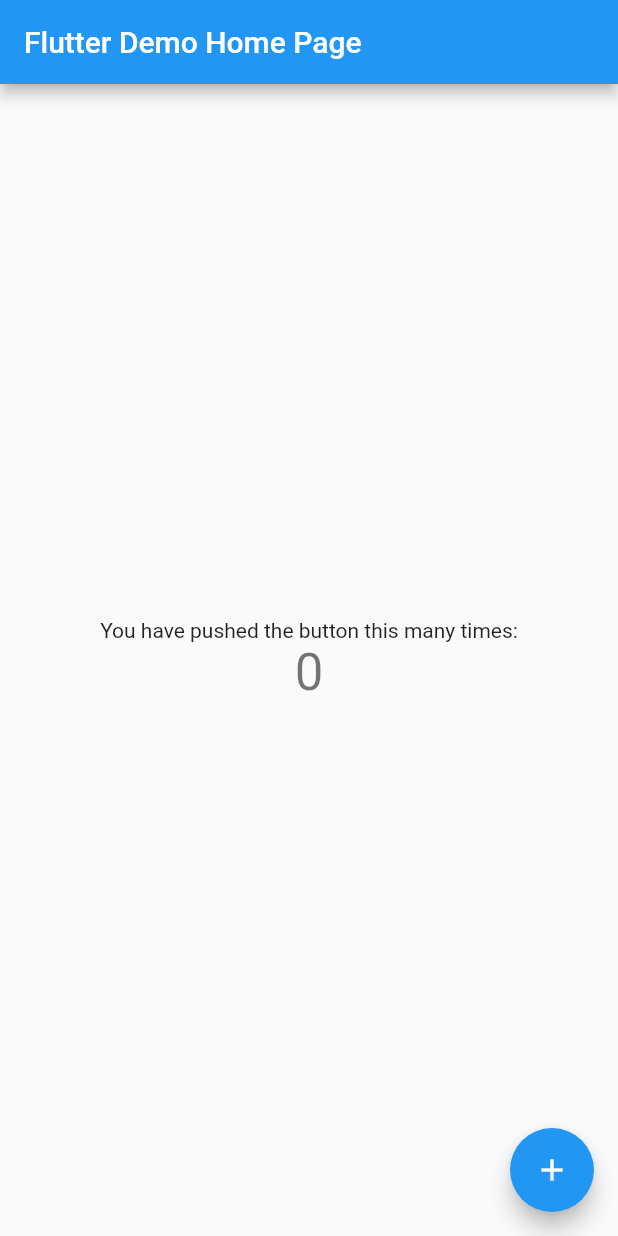
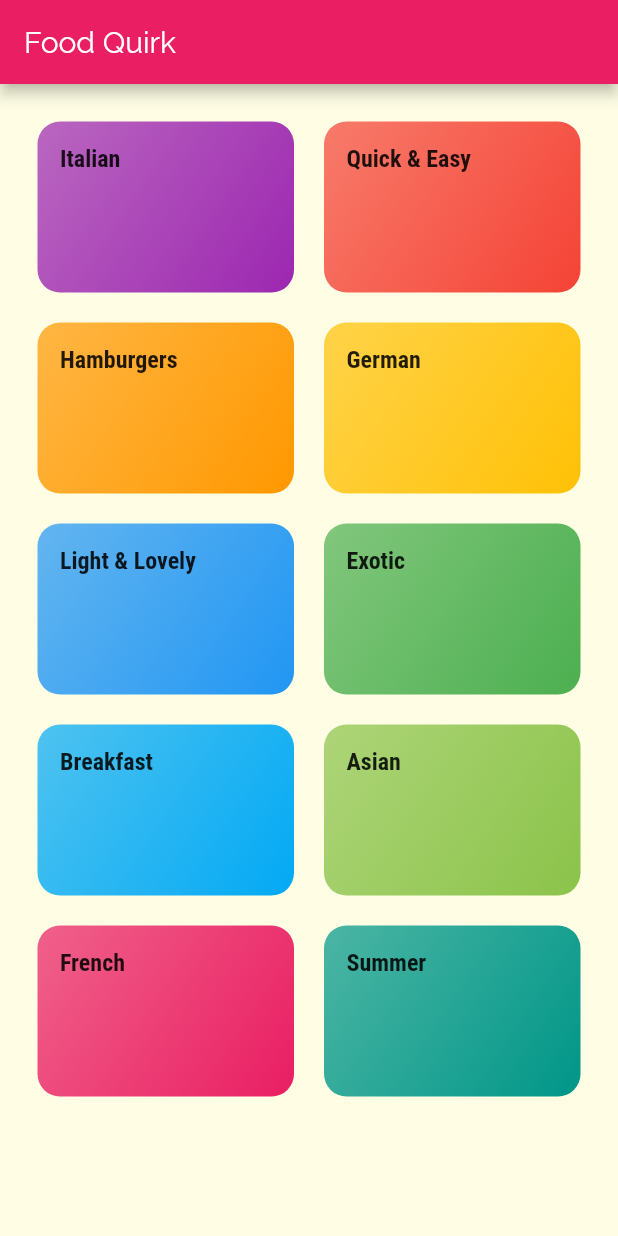
Before and after one commit to surya0180/Food-Blogging-Application, a Flutter app: the screen it shows after launch, on a phone screen of 412 x 824 dp. Run offline on Flutter 3.47's test engine with Material 2 defaults, Android fonts, the phone set to English and light mode, and no system bars.

Commit message:
Completed basic navigation

```diff
--- /dev/null
+++ b/lib/data.dart
@@ -0,0 +1,55 @@
+import 'package:flutter/material.dart';
+import './models/category.dart';
+
+const CATEGORIES = const [
+  Category(
+    id: 'c1',
+    title: 'Italian',
+    color: Colors.purple,
+  ),
+  Category(
+    id: 'c2',
+    title: 'Quick & Easy',
+    color: Colors.red,
+  ),
+  Category(
+    id: 'c3',
+    title: 'Hamburgers',
+    color: Colors.orange,
+  ),
+  Category(
+    id: 'c4',
+    title: 'German',
+    color: Colors.amber,
+  ),
+  Category(
+    id: 'c5',
+    title: 'Light & Lovely',
+    color: Colors.blue,
+  ),
+  Category(
+    id: 'c6',
+    title: 'Exotic',
+    color: Colors.green,
+  ),
+  Category(
+    id: 'c7',
+    title: 'Breakfast',
+    color: Colors.lightBlue,
+  ),
+  Category(
+    id: 'c8',
+    title: 'Asian',
+    color: Colors.lightGreen,
+  ),
+  Category(
+    id: 'c9',
+    title: 'French',
+    color: Colors.pink,
+  ),
+  Category(
+    id: 'c10',
+    title: 'Summer',
+    color: Colors.teal,
+  ),
+];
--- a/lib/main.dart
+++ b/lib/main.dart
@@ -1,113 +1,52 @@
 import 'package:flutter/material.dart';
+import 'screens/categories_screen.dart';
 
-void main() {
-  runApp(MyApp());
-}
+void main() => runApp(MyApp());
 
 class MyApp extends StatelessWidget {
-  // This widget is the root of your application.
   @override
   Widget build(BuildContext context) {
     return MaterialApp(
-      title: 'Flutter Demo',
+      title: 'Food Quirk',
       theme: ThemeData(
-        // This is the theme of your application.
-        //
-        // Try running your application with "flutter run". You'll see the
-        // application has a blue toolbar. Then, without quitting the app, try
-        // changing the primarySwatch below to Colors.green and then invoke
-        // "hot reload" (press "r" in the console where you ran "flutter run",
-        // or simply save your changes to "hot reload" in a Flutter IDE).
-        // Notice that the counter didn't reset back to zero; the application
-        // is not restarted.
-        primarySwatch: Colors.blue,
+        primarySwatch: Colors.pink,
+        accentColor: Colors.amber,
+        canvasColor: Color.fromRGBO(255, 254, 229, 1),
+        fontFamily: 'Raleway',
+        textTheme: ThemeData.light().textTheme.copyWith(
+              body1: TextStyle(
+                color: Color.fromRGBO(20, 51, 51, 1),
+              ),
+              body2: TextStyle(
+                color: Color.fromRGBO(20, 51, 51, 1),
+              ),
+              title: TextStyle(
+                fontSize: 16,
+                fontFamily: 'RobotoCondensed',
+                fontWeight: FontWeight.bold,
+              ),
+            ),
       ),
-      home: MyHomePage(title: 'Flutter Demo Home Page'),
+      home: CategoriesScreen(),
     );
   }
 }
 
 class MyHomePage extends StatefulWidget {
-  MyHomePage({Key key, this.title}) : super(key: key);
-
-  // This widget is the home page of your application. It is stateful, meaning
-  // that it has a State object (defined below) that contains fields that affect
-  // how it looks.
-
-  // This class is the configuration for the state. It holds the values (in this
-  // case the title) provided by the parent (in this case the App widget) and
-  // used by the build method of the State. Fields in a Widget subclass are
-  // always marked "final".
-
-  final String title;
-
   @override
   _MyHomePageState createState() => _MyHomePageState();
 }
 
 class _MyHomePageState extends State<MyHomePage> {
-  int _counter = 0;
-
-  void _incrementCounter() {
-    setState(() {
-      // This call to setState tells the Flutter framework that something has
-      // changed in this State, which causes it to rerun the build method below
-      // so that the display can reflect the updated values. If we changed
-      // _counter without calling setState(), then the build method would not be
-      // called again, and so nothing would appear to happen.
-      _counter++;
-    });
-  }
-
   @override
   Widget build(BuildContext context) {
-    // This method is rerun every time setState is called, for instance as done
-    // by the _incrementCounter method above.
-    //
-    // The Flutter framework has been optimized to make rerunning build methods
-    // fast, so that you can just rebuild anything that needs updating rather
-    // than having to individually change instances of widgets.
     return Scaffold(
       appBar: AppBar(
-        // Here we take the value from the MyHomePage object that was created by
-        // the App.build method, and use it to set our appbar title.
-        title: Text(widget.title),
+        title: Text('Food Quirk'),
       ),
       body: Center(
-        // Center is a layout widget. It takes a single child and positions it
-        // in the middle of the parent.
-        child: Column(
-          // Column is also a layout widget. It takes a list of children and
-          // arranges them vertically. By default, it sizes itself to fit its
-          // children horizontally, and tries to be as tall as its parent.
-          //
-          // Invoke "debug painting" (press "p" in the console, choose the
-          // "Toggle Debug Paint" action from the Flutter Inspector in Android
-          // Studio, or the "Toggle Debug Paint" command in Visual Studio Code)
-          // to see the wireframe for each widget.
-          //
-          // Column has various properties to control how it sizes itself and
-          // how it positions its children. Here we use mainAxisAlignment to
-          // center the children vertically; the main axis here is the vertical
-          // axis because Columns are vertical (the cross axis would be
-          // horizontal).
-          mainAxisAlignment: MainAxisAlignment.center,
-          children: <Widget>[
-            Text(
-              'You have pushed the button this many times:',
-            ),
-            Text(
-              '$_counter',
-              style: Theme.of(context).textTheme.headline4,
-            ),
-          ],
-        ),
+        child: Text('Navigation Time!'),
       ),
-      floatingActionButton: FloatingActionButton(
-        onPressed: _incrementCounter,
-        tooltip: 'Increment',
-        child: Icon(Icons.add),
-      ), // This trailing comma makes auto-formatting nicer for build methods.
     );
   }
 }
--- /dev/null
+++ b/lib/models/category.dart
@@ -0,0 +1,13 @@
+import 'package:flutter/material.dart';
+
+class Category {
+  final String id;
+  final String title;
+  final Color color;
+
+  const Category({
+    @required this.id,
+    @required this.title,
+    this.color = Colors.orange,
+  });
+}
--- /dev/null
+++ b/lib/screens/categories_screen.dart
@@ -0,0 +1,30 @@
+import 'package:flutter/material.dart';
+
+import '../data.dart';
+import '../widgets/category_item.dart';
+
+class CategoriesScreen extends StatelessWidget {
+  @override
+  Widget build(BuildContext context) {
+    return Scaffold(
+      appBar: AppBar(
+        title: Text('Food Quirk'),
+      ),
+      body: GridView(
+        padding: const EdgeInsets.all(25),
+        gridDelegate: SliverGridDelegateWithMaxCrossAxisExtent(
+          maxCrossAxisExtent: MediaQuery.of(context).size.height * 0.3,
+          childAspectRatio: 3 / 2,
+          crossAxisSpacing: 20,
+          mainAxisSpacing: 20,
+        ),
+        children: CATEGORIES
+            .map((catData) => CategoryItem(
+                  catData.title,
+                  catData.color,
+                ))
+            .toList(),
+      ),
+    );
+  }
+}
--- /dev/null
+++ b/lib/screens/category_meals_screen.dart
@@ -0,0 +1,17 @@
+import 'package:flutter/material.dart';
+
+class CategoryMealsScreen extends StatelessWidget {
+  @override
+  Widget build(BuildContext context) {
+    return Scaffold(
+      appBar: AppBar(
+        title: Text('The Recipies'),
+      ),
+      body: Center(
+        child: Text(
+          'The Reciepes for the Category!',
+        ),
+      ),
+    );
+  }
+}
--- /dev/null
+++ b/lib/widgets/category_item.dart
@@ -0,0 +1,42 @@
+import 'package:flutter/material.dart';
+import 'package:food_app/screens/category_meals_screen.dart';
+
+class CategoryItem extends StatelessWidget {
+  final String title;
+  final Color color;
+
+  CategoryItem(this.title, this.color);
+
+  void selectCategory(BuildContext ctx) {
+    Navigator.of(ctx).push(MaterialPageRoute(builder: (_) {
+      return CategoryMealsScreen();
+    }));
+  }
+
+  @override
+  Widget build(BuildContext context) {
+    return InkWell(
+      onTap: () => selectCategory(context),
+      splashColor: Theme.of(context).primaryColor,
+      borderRadius: BorderRadius.circular(15),
+      child: Container(
+        padding: const EdgeInsets.all(15),
+        child: Text(
+          title,
+          style: Theme.of(context).textTheme.title,
+        ),
+        decoration: BoxDecoration(
+          gradient: LinearGradient(
+            colors: [
+              color.withOpacity(0.7),
+              color,
+            ],
+            begin: Alignment.topLeft,
+            end: Alignment.bottomRight,
+          ),
+          borderRadius: BorderRadius.circular(15),
+        ),
+      ),
+    );
+  }
+}
```
Also changed, not shown: pubspec.yaml (+19 -6 lines), assets/fonts/Raleway-Black.ttf (added), assets/fonts/Raleway-Bold.ttf (added), assets/fonts/Raleway-Regular.ttf (added), assets/fonts/RobotoCondensed-Bold.ttf (added), assets/fonts/RobotoCondensed-Italic.ttf (added), assets/fonts/RobotoCondensed-Light.ttf (added), assets/fonts/RobotoCondensed-Regular.ttf (added).
